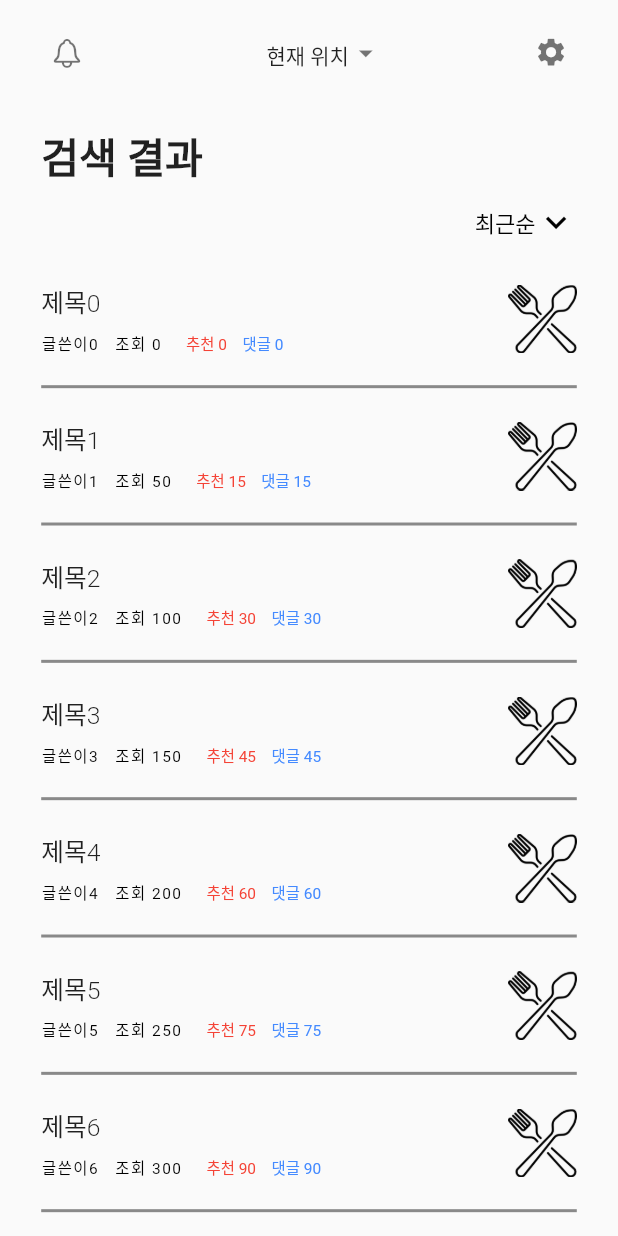
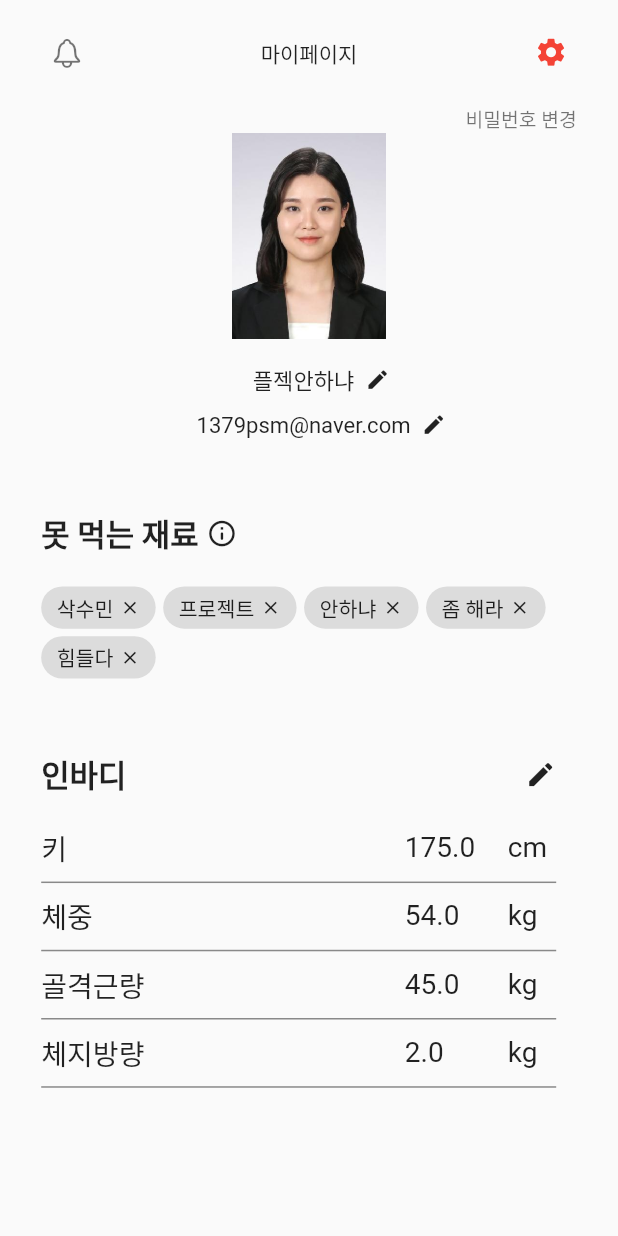
Before and after one commit to dkrdj/amugeona-front, a Flutter app: the screen it shows after launch, on a phone screen of 412 x 824 dp. Run offline on Flutter 3.47's test engine with Material 2 defaults, Android fonts, the phone set to English and light mode, and no system bars; our stand-ins replace flutter_rating_bar.

Commit message:
마이페이지 완성, topnav 수정

```diff
--- a/lib/MainLayout.dart
+++ b/lib/MainLayout.dart
@@ -35,9 +35,11 @@ class _MainLayout extends State<MainLayout> {
         Article('오늘 먹은 식단 개쩔었던 썰 푼다9', 120),
         Article('오늘 먹은 식단 개쩔었던 썰 푼다10', 89),
       ];
-
+      String keyword = '현재 위치';
       return Scaffold(
-        appBar: TopNav(),
+        appBar: TopNav(
+          keyword: keyword,
+        ),
         body: ListView(
           padding: EdgeInsets.fromLTRB(width / 15, height / 30, width / 15, 0),
           children: [
--- a/lib/appBar/TopNav.dart
+++ b/lib/appBar/TopNav.dart
@@ -2,7 +2,9 @@ import 'package:flutter/cupertino.dart';
 import 'package:flutter/material.dart';
 
 class TopNav extends StatefulWidget with PreferredSizeWidget {
-  const TopNav({super.key});
+  const TopNav({super.key, required this.keyword});
+
+  final String keyword;
 
   @override
   _TopNav createState() => _TopNav();
@@ -14,6 +16,53 @@ class TopNav extends StatefulWidget with PreferredSizeWidget {
 class _TopNav extends State<TopNav> {
   bool _bellPressed = false;
   bool _settingPressed = false;
+
+  _TopNav();
+
+  Widget buildText(double width, double height, String keyword) {
+    switch (keyword) {
+      case '현재 위치':
+        return Container(
+          padding: EdgeInsets.only(
+            top: height / 30,
+            left: width / 20,
+          ),
+          child: Row(
+            children: [
+              Padding(
+                padding: EdgeInsets.only(top: height / 30),
+                child: Text(
+                  '현재 위치',
+                  style: TextStyle(
+                    fontSize: height / 4,
+                    color: Colors.black87,
+                  ),
+                ),
+              ),
+              Icon(
+                Icons.arrow_drop_down,
+                color: Colors.black54,
+                size: height / 2.5 > width / 15 ? width / 15 : height / 2.5,
+              ),
+            ],
+          ),
+        );
+      default:
+        if (keyword == '마이페이지') {
+          _settingPressed = true;
+        }
+        return Padding(
+          padding: EdgeInsets.only(top: height / 30),
+          child: Text(
+            keyword,
+            style: TextStyle(
+              fontSize: height / 4,
+              color: Colors.black87,
+            ),
+          ),
+        );
+    }
+  }
 
   @override
   Widget build(BuildContext context) {
@@ -39,31 +88,7 @@ class _TopNav extends State<TopNav> {
               ),
               onPressed: bellPressed,
             ),
-            Container(
-              padding: EdgeInsets.only(
-                top: height / 30,
-                left: width / 20,
-              ),
-              child: Row(
-                children: [
-                  Padding(
-                    padding: EdgeInsets.only(top: height / 30),
-                    child: Text(
-                      '현재 위치',
-                      style: TextStyle(
-                        fontSize: height / 4,
-                        color: Colors.black87,
-                      ),
-                    ),
-                  ),
-                  Icon(
-                    Icons.arrow_drop_down,
-                    color: Colors.black54,
-                    size: height / 2.5 > width / 15 ? width / 15 : height / 2.5,
-                  ),
-                ],
-              ),
-            ),
+            buildText(width, height, widget.keyword),
             IconButton(
               icon: Icon(
                 Icons.settings,
--- a/lib/community/CommunityDetail.dart
+++ b/lib/community/CommunityDetail.dart
@@ -50,13 +50,21 @@ class _CommunityDetailState extends State<CommunityDetail> {
           DateTime(2021, 12, 1 + i * 2, 16, 24, 30),
           DateTime(2021, 12, 4 + i * 2, 15, 23, 10)));
     }
+    String keyword;
+    if (article.boardSeq == 1) {
+      keyword = '맛집 추천';
+    } else {
+      keyword = '식단 자랑';
+    }
 
     return LayoutBuilder(
         builder: (BuildContext context, BoxConstraints constraints) {
       final double width = constraints.maxWidth;
       final double height = constraints.maxHeight;
       return Scaffold(
-        appBar: TopNav(),
+        appBar: TopNav(
+          keyword: keyword,
+        ),
         body: ListView(
           padding: EdgeInsets.fromLTRB(width / 15, height / 30, width / 15, 0),
           children: [
--- a/lib/community/CommunityList.dart
+++ b/lib/community/CommunityList.dart
@@ -4,7 +4,9 @@ import '../appBar/TopNav.dart';
 import '../item/Article.dart';
 
 class CommunityList extends StatefulWidget {
-  const CommunityList({super.key});
+  const CommunityList({super.key, required this.boardSeq});
+
+  final int boardSeq;
 
   @override
   State<CommunityList> createState() => _CommunityList();
@@ -38,12 +40,18 @@ class _CommunityList extends State<CommunityList> {
             DateTime(2021, 12, 1, 16, 24, 30),
             DateTime(2021, 12, 4, 15, 23, 10)));
       }
-
+      String keyword;
+      if (widget.boardSeq == 1) {
+        keyword = '맛집 추천';
+      } else {
+        keyword = '식단 자랑';
+      }
       return Scaffold(
-        appBar: TopNav(),
-        body: Padding(
+        appBar: TopNav(
+          keyword: keyword,
+        ),
+        body: ListView(
           padding: EdgeInsets.fromLTRB(width / 15, height / 30, width / 15, 0),
-          child: ListView(
           children: [
             Text(
               '식단 자랑',
@@ -57,7 +65,6 @@ class _CommunityList extends State<CommunityList> {
             for (int i = 0; i < 10; i++)
               getCard(width, height, articleList[i], i)
           ],
-          ),
         ),
       );
     });
--- a/lib/community/CommunityMain.dart
+++ b/lib/community/CommunityMain.dart
@@ -14,6 +14,7 @@ class _CommunityMain extends State<CommunityMain> {
 
   @override
   Widget build(BuildContext context) {
+    String keyword = '커뮤니티';
     return LayoutBuilder(
         builder: (BuildContext context, BoxConstraints constraints) {
       final double width = constraints.maxWidth;
@@ -27,10 +28,11 @@ class _CommunityMain extends State<CommunityMain> {
       }
 
       return Scaffold(
-        appBar: TopNav(),
-        body: Padding(
+        appBar: TopNav(
+          keyword: keyword,
+        ),
+        body: ListView(
           padding: EdgeInsets.fromLTRB(width / 15, height / 30, width / 15, 0),
-          child: ListView(
           children: [
             Row(
               mainAxisAlignment: MainAxisAlignment.spaceAround,
@@ -102,7 +104,6 @@ class _CommunityMain extends State<CommunityMain> {
             getList(width, height, restList, '맛집 추천'),
             getList(width, height, mealList, '식단 자랑'),
           ],
-          ),
         ),
       );
     });
--- a/lib/community/CommunitySearch.dart
+++ b/lib/community/CommunitySearch.dart
@@ -17,6 +17,7 @@ class _CommunitySearch extends State<CommunitySearch> {
 
   @override
   Widget build(BuildContext context) {
+    String keyword = '커뮤니티';
     return LayoutBuilder(
         builder: (BuildContext context, BoxConstraints constraints) {
       final double width = constraints.maxWidth;
@@ -40,10 +41,11 @@ class _CommunitySearch extends State<CommunitySearch> {
       }
 
       return Scaffold(
-        appBar: TopNav(),
-        body: Padding(
+        appBar: TopNav(
+          keyword: keyword,
+        ),
+        body: ListView(
           padding: EdgeInsets.fromLTRB(width / 15, height / 30, width / 15, 0),
-          child: ListView(
           children: [
             Text(
               '검색 결과',
@@ -56,7 +58,6 @@ class _CommunitySearch extends State<CommunitySearch> {
             for (int i = 0; i < 10; i++)
               getCard(width, height, articleList[i], i)
           ],
-          ),
         ),
       );
     });
--- a/lib/main.dart
+++ b/lib/main.dart
@@ -1,5 +1,5 @@
-import 'package:amugeona/community/CommunitySearch.dart';
 import 'package:amugeona/router/TabNavigator.dart';
+import 'package:amugeona/user/MyPage.dart';
 import 'package:flutter/material.dart';
 
 import 'appBar/BottomNav.dart';
@@ -19,7 +19,7 @@ class MyApp extends StatelessWidget {
         primarySwatch: Colors.blue,
       ),
       // home: const _MyApp(),
-      home: CommunitySearch(),
+      home: MyPage(),
     );
   }
 }
--- a/lib/recipe/RecipeDetail.dart
+++ b/lib/recipe/RecipeDetail.dart
@@ -1,4 +1,6 @@
 import 'package:flutter/material.dart';
+
+import '../appBar/TopNav.dart';
 
 class RecipeDetail extends StatefulWidget {
   const RecipeDetail({super.key});
@@ -30,7 +32,12 @@ class _RecipeDetail extends State<RecipeDetail> {
       Recipe recipe = Recipe("김치찌개 지리게 끓이는 법", 'assets/images/logo.png',
           ingreList, contentList, imageList);
 
-      return ListView(
+      String keyword = '레시피';
+      return Scaffold(
+        appBar: TopNav(
+          keyword: keyword,
+        ),
+        body: ListView(
           padding: EdgeInsets.fromLTRB(width / 15, height / 30, width / 15, 0),
           children: [
             Text(
@@ -119,7 +126,8 @@ class _RecipeDetail extends State<RecipeDetail> {
                   if (recipe.recipeImage[j].idx == i + 1)
                     Container(
                       height: height / 4.8,
-                    margin: EdgeInsets.fromLTRB(0, height / 80, 0, height / 80),
+                      margin:
+                          EdgeInsets.fromLTRB(0, height / 80, 0, height / 80),
                       child: Image.asset(recipe.recipeImage[j++].url),
                     ),
                   Container(
@@ -136,6 +144,7 @@ class _RecipeDetail extends State<RecipeDetail> {
                 ],
               )
           ],
+        ),
       );
     });
   }
--- a/lib/recipe/RecipeMain.dart
+++ b/lib/recipe/RecipeMain.dart
@@ -18,6 +18,7 @@ class _RecipeMain extends State<RecipeMain> {
 
   @override
   Widget build(BuildContext context) {
+    String keyword = '레시피';
     return LayoutBuilder(
         builder: (BuildContext context, BoxConstraints constraints) {
       final double width = constraints.maxWidth;
@@ -31,7 +32,9 @@ class _RecipeMain extends State<RecipeMain> {
             'assets/images/logo.png'));
       }
       return Scaffold(
-        appBar: TopNav(),
+        appBar: TopNav(
+          keyword: keyword,
+        ),
         body: Padding(
           padding: EdgeInsets.fromLTRB(width / 15, height / 30, width / 15, 0),
           child: ListView(
--- a/lib/recipe/RecipeSearch.dart
+++ b/lib/recipe/RecipeSearch.dart
@@ -1,5 +1,7 @@
 import 'package:flutter/material.dart';
 import 'package:flutter_rating_bar/flutter_rating_bar.dart';
+
+import '../appBar/TopNav.dart';
 
 class RecipeSearch extends StatefulWidget {
   const RecipeSearch({super.key});
@@ -15,6 +17,7 @@ class _RecipeSearch extends State<RecipeSearch> {
 
   @override
   Widget build(BuildContext context) {
+    String keyword = '레시피';
     return LayoutBuilder(
         builder: (BuildContext context, BoxConstraints constraints) {
       final double width = constraints.maxWidth;
@@ -23,9 +26,12 @@ class _RecipeSearch extends State<RecipeSearch> {
         recipeAll.add(Recipe("레시피${i + 1}", 4.3 - 0.05 * i, 200 - 10 * i,
             'assets/images/logo.png'));
       }
-      return Padding(
-        padding: EdgeInsets.fromLTRB(width / 15, height / 30, width / 15, 0),
-        child: ListView(
+      return Scaffold(
+        appBar: TopNav(
+          keyword: keyword,
+        ),
+        body: ListView(
+          padding: EdgeInsets.fromLTRB(width / 15, height / 30, width / 15, 0),
           children: [
             searchBar(width - width / 15 * 2, height),
             getOptionBar(width, height, options),
--- a/lib/restaurant/RestaurantMain.dart
+++ b/lib/restaurant/RestaurantMain.dart
@@ -18,12 +18,15 @@ class _RestaurantMain extends State<RestaurantMain> {
 
   @override
   Widget build(BuildContext context) {
+    String keyword = '현재 위치';
     return LayoutBuilder(
         builder: (BuildContext context, BoxConstraints constraints) {
       final double width = constraints.maxWidth;
       final double height = constraints.maxHeight;
       return Scaffold(
-        appBar: TopNav(),
+        appBar: TopNav(
+          keyword: keyword,
+        ),
         body: Padding(
           padding: EdgeInsets.fromLTRB(width / 15, height / 30, width / 15, 0),
           child: Column(
--- /dev/null
+++ b/lib/user/MyPage.dart
@@ -0,0 +1,238 @@
+import 'package:amugeona/item/Inbody.dart';
+import 'package:amugeona/item/Inedible.dart';
+import 'package:amugeona/item/User.dart';
+import 'package:flutter/material.dart';
+
+import '../appBar/TopNav.dart';
+
+class MyPage extends StatefulWidget {
+  const MyPage({Key? key}) : super(key: key);
+
+  @override
+  State<MyPage> createState() => _MyPage();
+}
+
+class _MyPage extends State<MyPage> {
+  @override
+  Widget build(BuildContext context) {
+    User user = User(1, 'id', 'password', '1379psm@naver.com', 25, '삭수민',
+        '플젝안하냐', 'assets/images/sumin.jpg');
+    String keyword = '마이페이지';
+    List inedibleList = [];
+    inedibleList.add(Inedible(1, 1, '삭수민'));
+    inedibleList.add(Inedible(2, 1, '프로젝트'));
+    inedibleList.add(Inedible(3, 1, '안하냐'));
+    inedibleList.add(Inedible(4, 1, '좀 해라'));
+    inedibleList.add(Inedible(5, 1, '힘들다'));
+    Inbody inbody = Inbody(1, 175, 54, 45, 2);
+
+    return LayoutBuilder(
+        builder: (BuildContext context, BoxConstraints constraints) {
+      final double width = constraints.maxWidth;
+      final double height = constraints.maxHeight;
+      return Scaffold(
+        appBar: TopNav(
+          keyword: keyword,
+        ),
+        body: ListView(
+          padding: EdgeInsets.fromLTRB(width / 15, height / 60, width / 15, 0),
+          children: [
+            Row(
+              mainAxisAlignment: MainAxisAlignment.end,
+              children: [
+                Text(
+                  '비밀번호 변경',
+                  style: TextStyle(
+                    color: Colors.black54,
+                    fontSize: width / 32,
+                  ),
+                ),
+              ],
+            ),
+            SizedBox(
+              width: width / 10,
+              height: height / 6,
+              child: Image.asset(user.profileImg),
+            ),
+            Padding(
+              padding: EdgeInsets.only(top: height / 50),
+              child: Row(
+                mainAxisAlignment: MainAxisAlignment.center,
+                children: [
+                  SizedBox(
+                    width: width / 25,
+                    height: height / 200,
+                  ),
+                  Text(
+                    '${user.nickname}  ',
+                    style: TextStyle(
+                      fontSize: width / 28,
+                    ),
+                  ),
+                  Icon(
+                    Icons.edit,
+                    size: width / 25,
+                  ),
+                ],
+              ),
+            ),
+            Padding(
+              padding: EdgeInsets.only(top: height / 80),
+              child: Row(
+                mainAxisAlignment: MainAxisAlignment.center,
+                children: [
+                  SizedBox(
+                    width: width / 25,
+                    height: height / 200,
+                  ),
+                  Text(
+                    '${user.email}  ',
+                    style: TextStyle(
+                      fontSize: width / 28,
+                    ),
+                  ),
+                  Icon(
+                    Icons.edit,
+                    size: width / 25,
+                  ),
+                ],
+              ),
+            ),
+            Padding(
+              padding: EdgeInsets.only(top: height / 17, bottom: height / 40),
+              child: Row(
+                children: [
+                  Text(
+                    '못 먹는 재료 ',
+                    style: TextStyle(
+                      fontSize: width / 20,
+                      fontWeight: FontWeight.w600,
+                    ),
+                  ),
+                  Icon(
+                    Icons.info_outline_rounded,
+                    size: width / 20,
+                  ),
+                ],
+              ),
+            ),
+            Wrap(
+              direction: Axis.horizontal,
+              alignment: WrapAlignment.start,
+              spacing: 5,
+              runSpacing: 5,
+              children: [
+                for (int i = 0; i < inedibleList.length; i++)
+                  getCard(width, height, inedibleList[i].name),
+              ],
+            ),
+            Padding(
+              padding: EdgeInsets.only(
+                  top: height / 17, bottom: height / 40, right: width / 30),
+              child: Row(
+                mainAxisAlignment: MainAxisAlignment.spaceBetween,
+                children: [
+                  Text(
+                    '인바디',
+                    style: TextStyle(
+                      fontSize: width / 20,
+                      fontWeight: FontWeight.w600,
+                    ),
+                  ),
+                  Icon(
+                    Icons.edit,
+                    size: width / 20,
+                  ),
+                ],
+              ),
+            ),
+            getInbody(width, height, inbody.height, '키'),
+            getInbody(width, height, inbody.weight, '체중'),
+            getInbody(width, height, inbody.muscle, '골격근량'),
+            getInbody(width, height, inbody.fat, '체지방량'),
+          ],
+        ),
+      );
+    });
+  }
+
+  Widget getInbody(double width, double height, double num, String category) {
+    String unit = 'kg';
+    if (category == '키') {
+      unit = 'cm';
+    }
+    return Container(
+      child: Column(
+        children: [
+          Row(
+            children: [
+              Container(
+                width: width / 1.7,
+                child: Text(
+                  category,
+                  style: TextStyle(
+                    fontSize: width / 22,
+                  ),
+                ),
+              ),
+              Container(
+                width: width / 6,
+                child: Text(
+                  num.toString(),
+                  style: TextStyle(
+                    fontSize: width / 22,
+                  ),
+                ),
+              ),
+              Container(
+                child: Text(
+                  unit,
+                  style: TextStyle(
+                    fontSize: width / 22,
+                  ),
+                ),
+              ),
+            ],
+          ),
+          Container(
+            margin:
+                EdgeInsets.fromLTRB(0, height / 100, width / 30, height / 100),
+            width: width - width / 15 * 2 - width / 30,
+            decoration: BoxDecoration(
+              border:
+                  Border(bottom: BorderSide(width: 1, color: Colors.black45)),
+            ),
+          ),
+        ],
+      ),
+    );
+  }
+
+  Widget getCard(double width, double height, String name) {
+    return Container(
+      padding: EdgeInsets.fromLTRB(
+          width / 40, height / 200, width / 40, height / 200),
+      decoration: BoxDecoration(
+        color: Colors.black12,
+        borderRadius: BorderRadius.circular(width / 20),
+      ),
+      child: Wrap(
+        crossAxisAlignment: WrapCrossAlignment.center,
+        direction: Axis.horizontal,
+        spacing: width / 100,
+        children: [
+          Text(
+            '$name',
+            style: TextStyle(
+              fontSize: width / 30,
+            ),
+          ),
+          Icon(
+            Icons.close,
+            size: width / 30,
+          )
+        ],
+      ),
+    );
+  }
+}
--- a/pubspec.yaml
+++ b/pubspec.yaml
@@ -36,6 +36,7 @@ dependencies:
   # The following adds the Cupertino Icons font to your application.
   # Use with the CupertinoIcons class for iOS style icons.
   cupertino_icons: ^1.0.2
+  snapping_sheet: ^3.1.0
 
 dev_dependencies:
   flutter_test:
```
Also changed, not shown: assets/images/sumin.jpg (added), pubspec.lock. Lines whose indentation alone changed are shown as unchanged.
